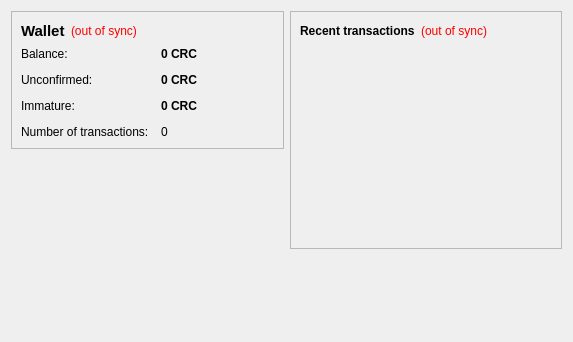
Baconfatt/bacoin, file src/qt/forms/overviewpage.ui: the form before one commit.
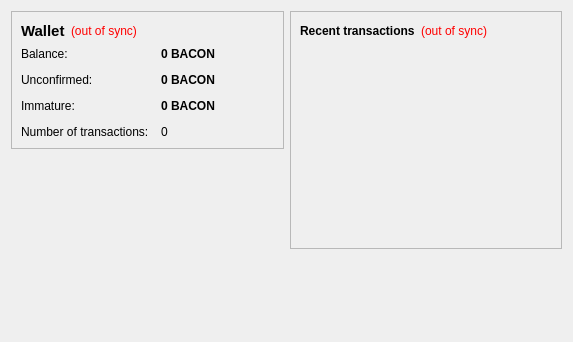
The form after the commit.

Diff of the .ui file:
```diff
--- a/src/qt/forms/overviewpage.ui
+++ b/src/qt/forms/overviewpage.ui
@@ -105,7 +105,7 @@
              <string>Your current balance</string>
             </property>
             <property name="text">
-             <string notr="true">0 CRC</string>
+             <string notr="true">0 BACON</string>
             </property>
             <property name="textInteractionFlags">
              <set>Qt::LinksAccessibleByMouse|Qt::TextSelectableByKeyboard|Qt::TextSelectableByMouse</set>
@@ -134,7 +134,7 @@
              <string>Total of transactions that have yet to be confirmed, and do not yet count toward the current balance</string>
             </property>
             <property name="text">
-             <string notr="true">0 CRC</string>
+             <string notr="true">0 BACON</string>
             </property>
             <property name="textInteractionFlags">
              <set>Qt::LinksAccessibleByMouse|Qt::TextSelectableByKeyboard|Qt::TextSelectableByMouse</set>
@@ -177,7 +177,7 @@
              <string>Mined balance that has not yet matured</string>
             </property>
             <property name="text">
-             <string notr="true">0 CRC</string>
+             <string notr="true">0 BACON</string>
             </property>
             <property name="textInteractionFlags">
              <set>Qt::LinksAccessibleByMouse|Qt::TextSelectableByKeyboard|Qt::TextSelectableByMouse</set>
```
Left out of the diff: 4 changed lines with no effect on the pictures.
